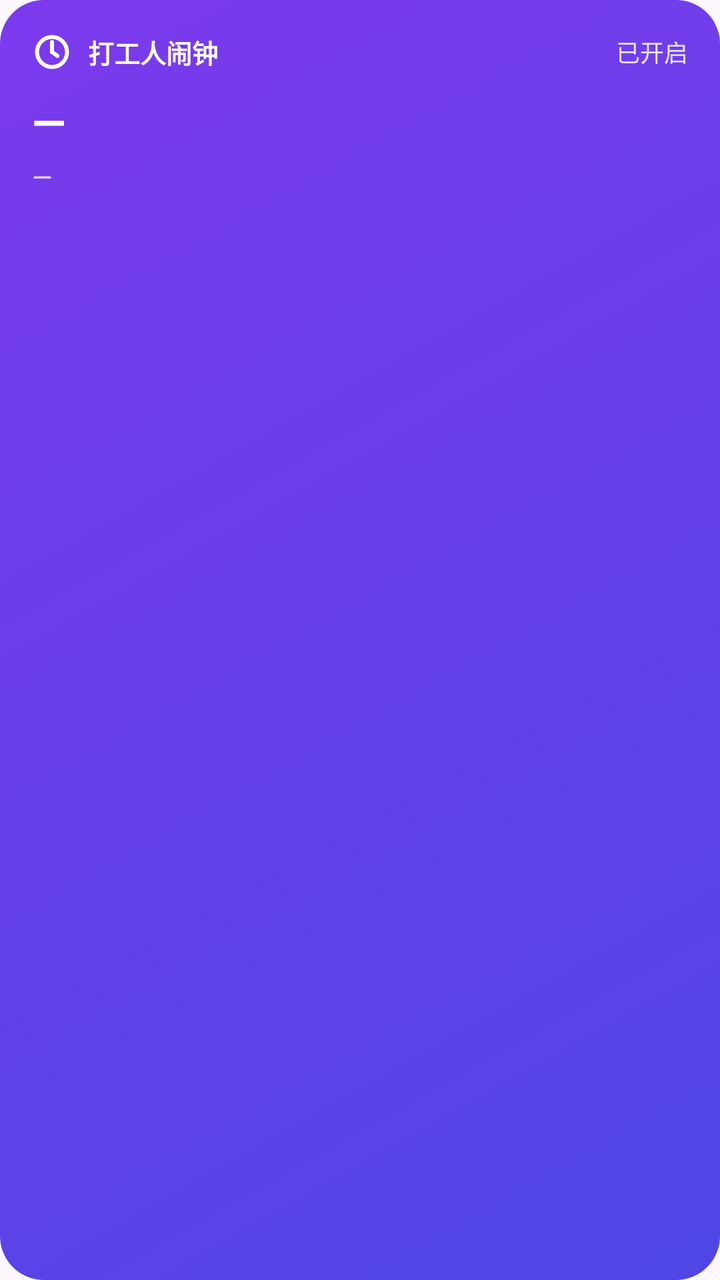
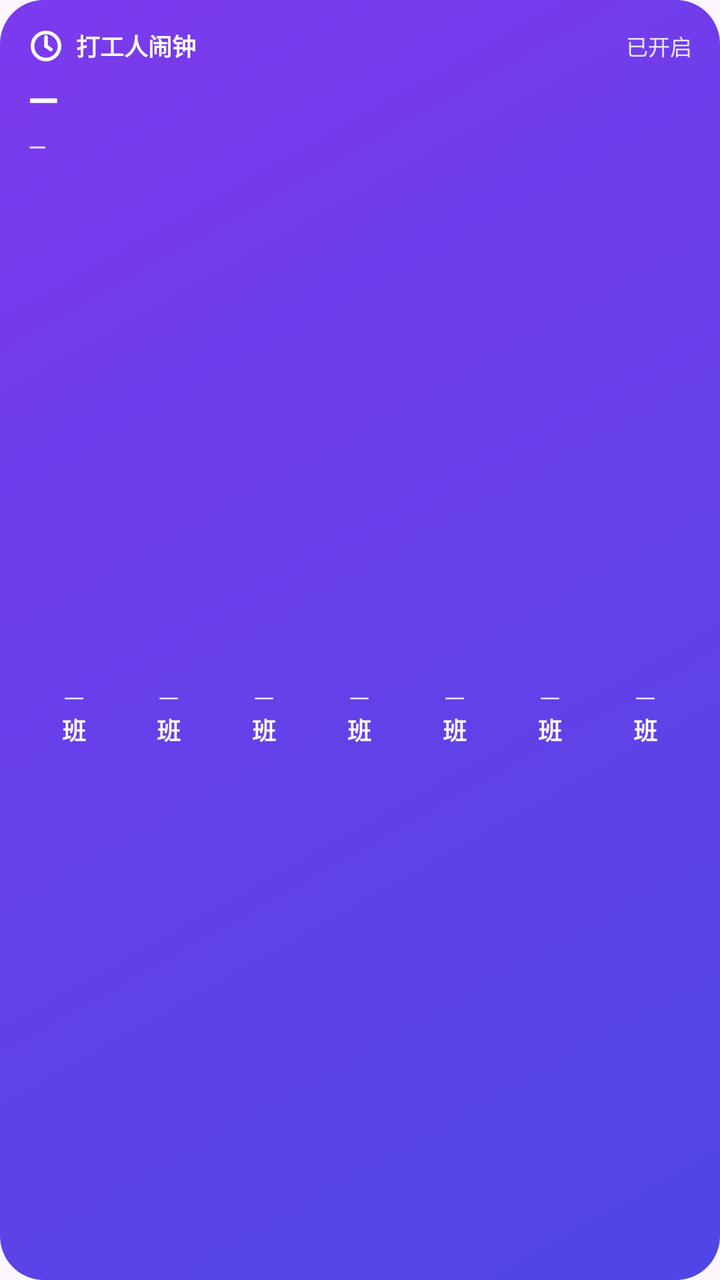

Compare the two renders of this Android layout. The source of the first and the diff that turns it into the second are given below.
<!-- AndroidManifest.xml: application theme Theme.DaxiaoWeekAlarm -->
<!-- res/layout/widget_next_alarm.xml -->
<?xml version="1.0" encoding="utf-8"?>
<LinearLayout xmlns:android="http://schemas.android.com/apk/res/android"
    android:id="@+id/widget_root"
    android:layout_width="match_parent"
    android:layout_height="match_parent"
    android:orientation="vertical"
    android:background="@drawable/bg_hero"
    android:padding="16dp">

    <LinearLayout
        android:layout_width="match_parent"
        android:layout_height="wrap_content"
        android:orientation="horizontal"
        android:gravity="center_vertical">

        <ImageView
            android:layout_width="20dp"
            android:layout_height="20dp"
            android:src="@drawable/ic_notification"
            android:importantForAccessibility="no" />

        <TextView
            android:layout_width="wrap_content"
            android:layout_height="wrap_content"
            android:text="打工人闹钟"
            android:textColor="#FFFFFF"
            android:textSize="13sp"
            android:textStyle="bold"
            android:layout_marginStart="8dp" />

        <TextView
            android:id="@+id/widget_status"
            android:layout_width="0dp"
            android:layout_height="wrap_content"
            android:layout_weight="1"
            android:gravity="end"
            android:text="已开启"
            android:textColor="#E6E4FF"
            android:textSize="12sp" />
    </LinearLayout>

    <TextView
        android:id="@+id/widget_title"
        android:layout_width="match_parent"
        android:layout_height="wrap_content"
        android:layout_marginTop="10dp"
        android:text="—"
        android:textColor="#FFFFFF"
        android:textSize="22sp"
        android:textStyle="bold"
        android:maxLines="1"
        android:ellipsize="end" />

    <TextView
        android:id="@+id/widget_sub"
        android:layout_width="match_parent"
        android:layout_height="wrap_content"
        android:layout_marginTop="4dp"
        android:text="—"
        android:textColor="#E6E4FF"
        android:textSize="13sp"
        android:maxLines="1"
        android:ellipsize="end" />
</LinearLayout>
<!-- resources referenced by this layout -->
<resources>
  <!-- drawable bg_hero (drawable) -->
  <?xml version="1.0" encoding="utf-8"?>
  <shape xmlns:android="http://schemas.android.com/apk/res/android"
      android:shape="rectangle">
      <gradient
          android:angle="135"
          android:startColor="@color/indigo"
          android:endColor="@color/violet" />
      <corners android:radius="22dp" />
  </shape>
  <!-- drawable ic_notification (drawable) -->
  <?xml version="1.0" encoding="utf-8"?>
  <vector xmlns:android="http://schemas.android.com/apk/res/android"
      android:width="24dp"
      android:height="24dp"
      android:viewportWidth="24"
      android:viewportHeight="24">
      
      <path
          android:fillColor="#00000000"
          android:pathData="M12,12 m-9,0 a9,9 0 1,0 18,0 a9,9 0 1,0 -18,0"
          android:strokeColor="#FFFFFF"
          android:strokeWidth="2.4" />
      
      <path
          android:fillColor="#00000000"
          android:pathData="M12,12 L12,6"
          android:strokeColor="#FFFFFF"
          android:strokeLineCap="round"
          android:strokeWidth="2.4" />
      
      <path
          android:fillColor="#00000000"
          android:pathData="M12,12 L15.26,14.32"
          android:strokeColor="#FFFFFF"
          android:strokeLineCap="round"
          android:strokeWidth="2.4" />
  </vector>
  <style name="Theme.DaxiaoWeekAlarm" parent="Theme.Material3.DayNight.NoActionBar">
          <item name="colorPrimary">@color/indigo</item>
          <item name="colorPrimaryVariant">@color/indigo_dark</item>
          <item name="colorOnPrimary">@color/white</item>
          <item name="android:statusBarColor">@color/bg</item>
          <item name="android:windowLightStatusBar">true</item>
      </style>
  <color name="indigo">#4F46E5</color>
  <color name="violet">#7C3AED</color>
  <color name="indigo_dark">#4338CA</color>
  <color name="white">#FFFFFFFF</color>
  <color name="bg">#F4F5FB</color>
</resources>

<!-- the commit's change to res/layout/widget_next_alarm.xml (unified diff, before → after) -->
@@ -3,30 +3,30 @@
     android:id="@+id/widget_root"
     android:layout_width="match_parent"
     android:layout_height="match_parent"
+    android:background="@drawable/bg_hero"
     android:orientation="vertical"
-    android:background="@drawable/bg_hero"
-    android:padding="16dp">
+    android:padding="14dp">
 
     <LinearLayout
         android:layout_width="match_parent"
         android:layout_height="wrap_content"
-        android:orientation="horizontal"
-        android:gravity="center_vertical">
+        android:gravity="center_vertical"
+        android:orientation="horizontal">
 
         <ImageView
-            android:layout_width="20dp"
-            android:layout_height="20dp"
-            android:src="@drawable/ic_notification"
-            android:importantForAccessibility="no" />
+            android:layout_width="18dp"
+            android:layout_height="18dp"
+            android:importantForAccessibility="no"
+            android:src="@drawable/ic_notification" />
 
         <TextView
             android:layout_width="wrap_content"
             android:layout_height="wrap_content"
+            android:layout_marginStart="6dp"
             android:text="打工人闹钟"
             android:textColor="#FFFFFF"
-            android:textSize="13sp"
-            android:textStyle="bold"
-            android:layout_marginStart="8dp" />
+            android:textSize="12sp"
+            android:textStyle="bold" />
 
         <TextView
             android:id="@+id/widget_status"
@@ -36,29 +36,317 @@
             android:gravity="end"
             android:text="已开启"
             android:textColor="#E6E4FF"
-            android:textSize="12sp" />
+            android:textSize="11sp" />
     </LinearLayout>
 
     <TextView
         android:id="@+id/widget_title"
         android:layout_width="match_parent"
         android:layout_height="wrap_content"
-        android:layout_marginTop="10dp"
+        android:layout_marginTop="4dp"
+        android:ellipsize="end"
+        android:maxLines="1"
         android:text="—"
         android:textColor="#FFFFFF"
-        android:textSize="22sp"
-        android:textStyle="bold"
-        android:maxLines="1"
-        android:ellipsize="end" />
+        android:textSize="20sp"
+        android:textStyle="bold" />
 
     <TextView
         android:id="@+id/widget_sub"
         android:layout_width="match_parent"
         android:layout_height="wrap_content"
-        android:layout_marginTop="4dp"
+        android:layout_marginTop="2dp"
+        android:ellipsize="end"
+        android:maxLines="1"
         android:text="—"
         android:textColor="#E6E4FF"
-        android:textSize="13sp"
-        android:maxLines="1"
-        android:ellipsize="end" />
+        android:textSize="12sp" />
+
+    
+    <LinearLayout
+        android:layout_width="match_parent"
+        android:layout_height="0dp"
+        android:layout_marginTop="8dp"
+        android:layout_weight="1"
+        android:orientation="horizontal">
+
+        <FrameLayout
+            android:layout_width="0dp"
+            android:layout_height="match_parent"
+            android:layout_marginEnd="1dp"
+            android:layout_weight="1">
+
+            <FrameLayout
+                android:id="@+id/hl_0"
+                android:layout_width="match_parent"
+                android:layout_height="match_parent"
+                android:layout_marginTop="2dp"
+                android:layout_marginBottom="2dp"
+                android:background="@drawable/bg_widget_today"
+                android:visibility="gone" />
+
+            <LinearLayout
+                android:layout_width="match_parent"
+                android:layout_height="match_parent"
+                android:gravity="center"
+                android:orientation="vertical">
+
+                <TextView
+                    android:id="@+id/day_0"
+                    android:layout_width="wrap_content"
+                    android:layout_height="wrap_content"
+                    android:text="一"
+                    android:textColor="#E6E4FF"
+                    android:textSize="10sp" />
+
+                <TextView
+                    android:id="@+id/label_0"
+                    android:layout_width="wrap_content"
+                    android:layout_height="wrap_content"
+                    android:text="班"
+                    android:textColor="#FFFFFF"
+                    android:textSize="12sp"
+                    android:textStyle="bold" />
+            </LinearLayout>
+        </FrameLayout>
+
+        <FrameLayout
+            android:layout_width="0dp"
+            android:layout_height="match_parent"
+            android:layout_marginEnd="1dp"
+            android:layout_weight="1">
+
+            <FrameLayout
+                android:id="@+id/hl_1"
+                android:layout_width="match_parent"
+                android:layout_height="match_parent"
+                android:layout_marginTop="2dp"
+                android:layout_marginBottom="2dp"
+                android:background="@drawable/bg_widget_today"
+                android:visibility="gone" />
+
+            <LinearLayout
+                android:layout_width="match_parent"
+                android:layout_height="match_parent"
+                android:gravity="center"
+                android:orientation="vertical">
+
+                <TextView
+                    android:id="@+id/day_1"
+                    android:layout_width="wrap_content"
+                    android:layout_height="wrap_content"
+                    android:text="一"
+                    android:textColor="#E6E4FF"
+                    android:textSize="10sp" />
+
+                <TextView
+                    android:id="@+id/label_1"
+                    android:layout_width="wrap_content"
+                    android:layout_height="wrap_content"
+                    android:text="班"
+                    android:textColor="#FFFFFF"
+                    android:textSize="12sp"
+                    android:textStyle="bold" />
+            </LinearLayout>
+        </FrameLayout>
+
+        <FrameLayout
+            android:layout_width="0dp"
+            android:layout_height="match_parent"
+            android:layout_marginEnd="1dp"
+            android:layout_weight="1">
+
+            <FrameLayout
+                android:id="@+id/hl_2"
+                android:layout_width="match_parent"
+                android:layout_height="match_parent"
+                android:layout_marginTop="2dp"
+                android:layout_marginBottom="2dp"
+                android:background="@drawable/bg_widget_today"
+                android:visibility="gone" />
+
+            <LinearLayout
+                android:layout_width="match_parent"
+                android:layout_height="match_parent"
+                android:gravity="center"
+                android:orientation="vertical">
+
+                <TextView
+                    android:id="@+id/day_2"
+                    android:layout_width="wrap_content"
+                    android:layout_height="wrap_content"
+                    android:text="一"
+                    android:textColor="#E6E4FF"
+                    android:textSize="10sp" />
+
+                <TextView
+                    android:id="@+id/label_2"
+                    android:layout_width="wrap_content"
+                    android:layout_height="wrap_content"
+                    android:text="班"
+                    android:textColor="#FFFFFF"
+                    android:textSize="12sp"
+                    android:textStyle="bold" />
+            </LinearLayout>
+        </FrameLayout>
+
+        <FrameLayout
+            android:layout_width="0dp"
+            android:layout_height="match_parent"
+            android:layout_marginEnd="1dp"
+            android:layout_weight="1">
+
+            <FrameLayout
+                android:id="@+id/hl_3"
+                android:layout_width="match_parent"
+                android:layout_height="match_parent"
+                android:layout_marginTop="2dp"
+                android:layout_marginBottom="2dp"
+                android:background="@drawable/bg_widget_today"
+                android:visibility="gone" />
+
+            <LinearLayout
+                android:layout_width="match_parent"
+                android:layout_height="match_parent"
+                android:gravity="center"
+                android:orientation="vertical">
+
+                <TextView
+                    android:id="@+id/day_3"
+                    android:layout_width="wrap_content"
+                    android:layout_height="wrap_content"
+                    android:text="一"
+                    android:textColor="#E6E4FF"
+                    android:textSize="10sp" />
+
+                <TextView
+                    android:id="@+id/label_3"
+                    android:layout_width="wrap_content"
+                    android:layout_height="wrap_content"
+                    android:text="班"
+                    android:textColor="#FFFFFF"
+                    android:textSize="12sp"
+                    android:textStyle="bold" />
+            </LinearLayout>
+        </FrameLayout>
+
+        <FrameLayout
+            android:layout_width="0dp"
+            android:layout_height="match_parent"
+            android:layout_marginEnd="1dp"
+            android:layout_weight="1">
+
+            <FrameLayout
+                android:id="@+id/hl_4"
+                android:layout_width="match_parent"
+                android:layout_height="match_parent"
+                android:layout_marginTop="2dp"
+                android:layout_marginBottom="2dp"
+                android:background="@drawable/bg_widget_today"
+                android:visibility="gone" />
+
+            <LinearLayout
+                android:layout_width="match_parent"
+                android:layout_height="match_parent"
+                android:gravity="center"
+                android:orientation="vertical">
+
+                <TextView
+                    android:id="@+id/day_4"
+                    android:layout_width="wrap_content"
+                    android:layout_height="wrap_content"
+                    android:text="一"
+                    android:textColor="#E6E4FF"
+                    android:textSize="10sp" />
+
+                <TextView
+                    android:id="@+id/label_4"
+                    android:layout_width="wrap_content"
+                    android:layout_height="wrap_content"
+                    android:text="班"
+                    android:textColor="#FFFFFF"
+                    android:textSize="12sp"
+                    android:textStyle="bold" />
+            </LinearLayout>
+        </FrameLayout>
+
+        <FrameLayout
+            android:layout_width="0dp"
+            android:layout_height="match_parent"
+            android:layout_marginEnd="1dp"
+            android:layout_weight="1">
+
+            <FrameLayout
+                android:id="@+id/hl_5"
+                android:layout_width="match_parent"
+                android:layout_height="match_parent"
+                android:layout_marginTop="2dp"
+                android:layout_marginBottom="2dp"
+                android:background="@drawable/bg_widget_today"
+                android:visibility="gone" />
+
+            <LinearLayout
+                android:layout_width="match_parent"
+                android:layout_height="match_parent"
+                android:gravity="center"
+                android:orientation="vertical">
+
+                <TextView
+                    android:id="@+id/day_5"
+                    android:layout_width="wrap_content"
+                    android:layout_height="wrap_content"
+                    android:text="一"
+                    android:textColor="#E6E4FF"
+                    android:textSize="10sp" />
+
+                <TextView
+                    android:id="@+id/label_5"
+                    android:layout_width="wrap_content"
+                    android:layout_height="wrap_content"
+                    android:text="班"
+                    android:textColor="#FFFFFF"
+                    android:textSize="12sp"
+                    android:textStyle="bold" />
+            </LinearLayout>
+        </FrameLayout>
+
+        <FrameLayout
+            android:layout_width="0dp"
+            android:layout_height="match_parent"
+            android:layout_weight="1">
+
+            <FrameLayout
+                android:id="@+id/hl_6"
+                android:layout_width="match_parent"
+                android:layout_height="match_parent"
+                android:layout_marginTop="2dp"
+                android:layout_marginBottom="2dp"
+                android:background="@drawable/bg_widget_today"
+                android:visibility="gone" />
+
+            <LinearLayout
+                android:layout_width="match_parent"
+                android:layout_height="match_parent"
+                android:gravity="center"
+                android:orientation="vertical">
+
+                <TextView
+                    android:id="@+id/day_6"
+                    android:layout_width="wrap_content"
+                    android:layout_height="wrap_content"
+                    android:text="一"
+                    android:textColor="#E6E4FF"
+                    android:textSize="10sp" />
+
+                <TextView
+                    android:id="@+id/label_6"
+                    android:layout_width="wrap_content"
+                    android:layout_height="wrap_content"
+                    android:text="班"
+                    android:textColor="#FFFFFF"
+                    android:textSize="12sp"
+                    android:textStyle="bold" />
+            </LinearLayout>
+        </FrameLayout>
+    </LinearLayout>
 </LinearLayout>
<!-- resource entries referenced after the edit -->
@@ -9,6 +9,13 @@
           android:startColor="@color/indigo"
           android:endColor="@color/violet" />
       <corners android:radius="22dp" />
+  </shape>
+  <!-- drawable bg_widget_today (drawable) -->
+  <?xml version="1.0" encoding="utf-8"?>
+  <shape xmlns:android="http://schemas.android.com/apk/res/android"
+      android:shape="rectangle">
+      <solid android:color="#33FFFFFF" />
+      <corners android:radius="8dp" />
   </shape>
   <!-- drawable ic_notification (drawable) -->
   <?xml version="1.0" encoding="utf-8"?>
